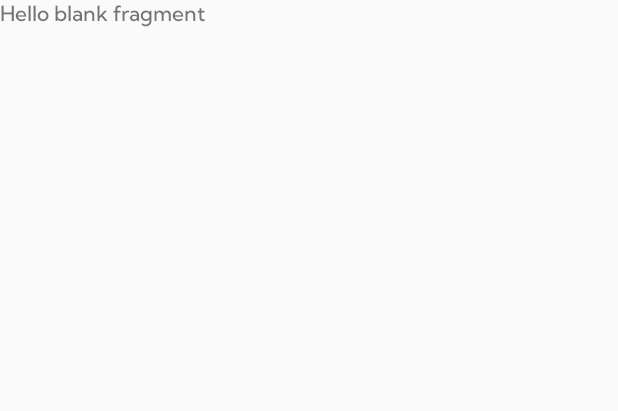
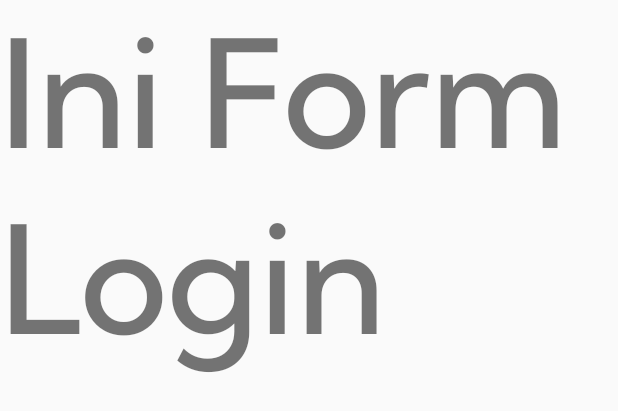
Before and after one commit to zani22ef/TA-PM1-22DX-MMC, an Android app: the layout fragment_login_form.xml on its own in the app's theme, with its tools: preview values and no code run, on a phone screen of 412 x 824 dp. Shown: the top 411 px of the screen. Run offline under Robolectric (Android 15) with nearby library versions, the phone set to English and light mode, and no system bars.

```diff
--- a/Program/app/src/main/res/layout/fragment_login_form.xml
+++ b/Program/app/src/main/res/layout/fragment_login_form.xml
@@ -9,6 +9,7 @@
     <TextView
         android:layout_width="match_parent"
         android:layout_height="match_parent"
-        android:text="@string/hello_blank_fragment" />
+        android:text="Ini Form Login"
+        android:textSize="100sp"/>
 
 </FrameLayout>
```
Also changed, not shown: Program/app/src/main/java/com/uti/turtleguard/onboarding/screens/FifthScreenFragment.kt (+11 -1 lines).
